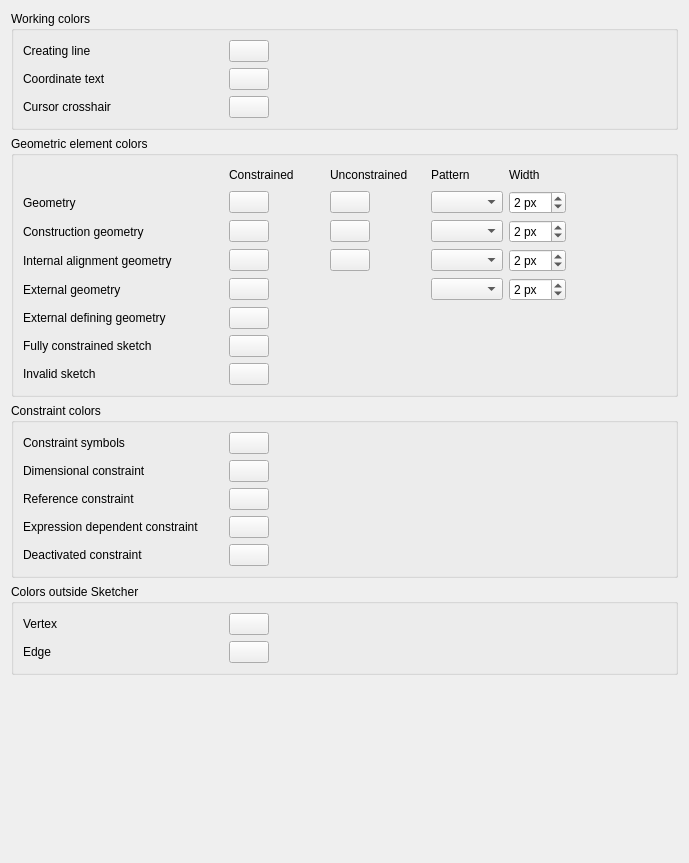
Old version of the form src/Mod/Sketcher/Gui/SketcherSettingsAppearance.ui in the repository southseact-3d/fcd.
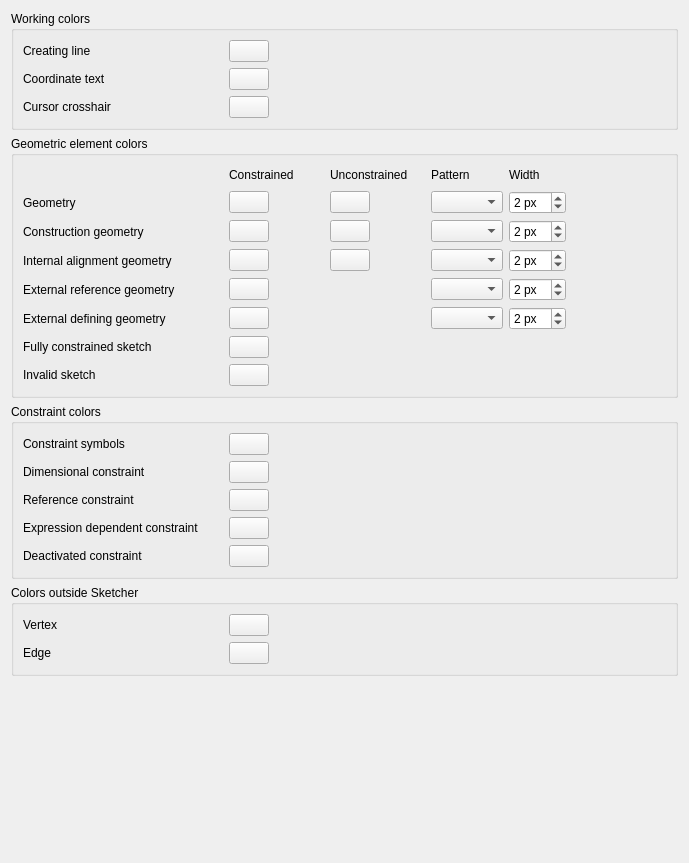
New version of the form. Custom widgets are drawn as their Qt base class.

Commit message: Sketcher: Preference pattern and width added for External defining geometry

Diff of the .ui file:
```diff
--- a/src/Mod/Sketcher/Gui/SketcherSettingsAppearance.ui
+++ b/src/Mod/Sketcher/Gui/SketcherSettingsAppearance.ui
@@ -487,7 +487,7 @@
       <item row="9" column="0">
        <widget class="QLabel" name="label_20">
         <property name="text">
-         <string>External geometry</string>
+         <string>External reference geometry</string>
         </property>
        </widget>
       </item>
@@ -588,6 +588,44 @@
         </property>
        </widget>
       </item>
+	  <item row="10" column="3">
+       <widget class="QComboBox" name="ExternalDefiningPattern">
+        <property name="toolTip">
+         <string>Line pattern of external defining edges.</string>
+        </property>
+        <property name="currentIndex">
+         <number>-1</number>
+        </property>
+       </widget>
+      </item>
+      <item row="10" column="4">
+       <widget class="Gui::PrefSpinBox" name="ExternalDefiningWidth">
+        <property name="toolTip">
+         <string>Width of external defining edges.</string>
+        </property>
+        <property name="unit" stdset="0">
+         <string notr="true">px</string>
+        </property>
+        <property name="suffix">
+         <string notr="true"> px</string>
+        </property>
+        <property name="minimum">
+         <number>1</number>
+        </property>
+        <property name="maximum">
+         <number>99</number>
+        </property>
+        <property name="value">
+         <number>2</number>
+        </property>
+        <property name="prefEntry" stdset="0">
+         <cstring>ExternalDefiningWidth</cstring>
+        </property>
+        <property name="prefPath" stdset="0">
+         <cstring>Mod/Sketcher/View</cstring>
+        </property>
+       </widget>
+      </item>
       <item row="11" column="0">
        <widget class="QLabel" name="label_45">
         <property name="minimumSize">
```
Left out of the diff: 6 changed lines with no effect on the pictures. The commit also changes 5 other files.
